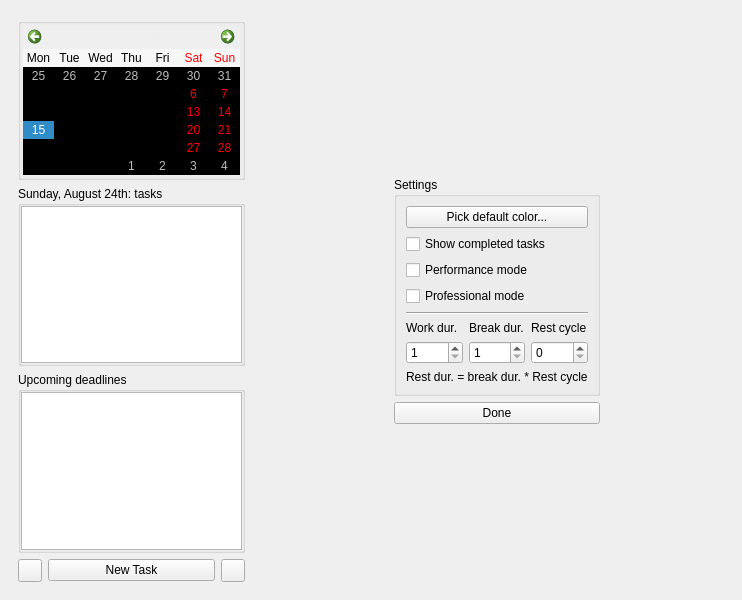
Qt form src/mainwindow.ui (david4more/QtToDo) before a commit.
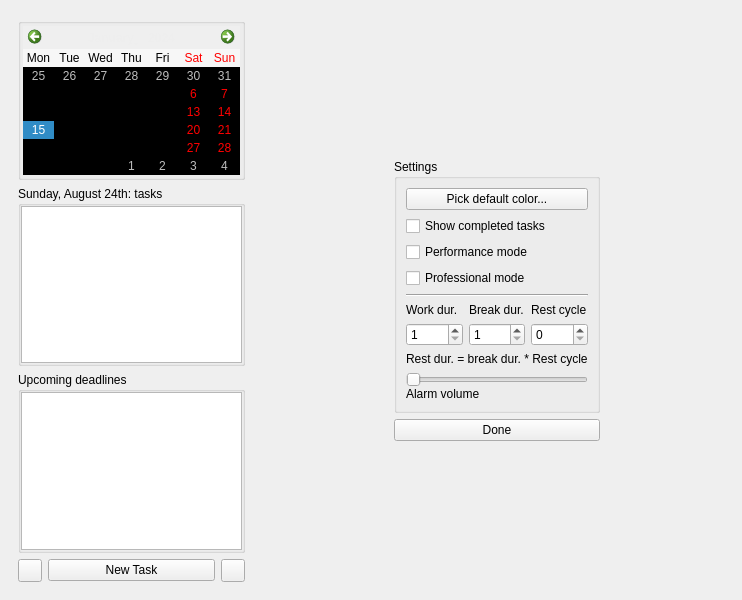
The same form after that commit.

Commit message: implement Pomo timer's alarm, tweak cmakelists

Diff of the .ui file:
```diff
--- a/src/mainwindow.ui
+++ b/src/mainwindow.ui
@@ -727,6 +727,30 @@
              </item>
             </layout>
            </item>
+           <item>
+            <layout class="QVBoxLayout" name="verticalLayout_7">
+             <property name="spacing">
+              <number>0</number>
+             </property>
+             <item>
+              <widget class="QSlider" name="timerVolumeSlider">
+               <property name="orientation">
+                <enum>Qt::Orientation::Horizontal</enum>
+               </property>
+              </widget>
+             </item>
+             <item>
+              <widget class="QLabel" name="label_6">
+               <property name="text">
+                <string>Alarm volume</string>
+               </property>
+               <property name="alignment">
+                <set>Qt::AlignmentFlag::AlignLeading|Qt::AlignmentFlag::AlignLeft|Qt::AlignmentFlag::AlignVCenter</set>
+               </property>
+              </widget>
+             </item>
+            </layout>
+           </item>
           </layout>
          </widget>
         </item>
```
The commit also changes 6 other files.
